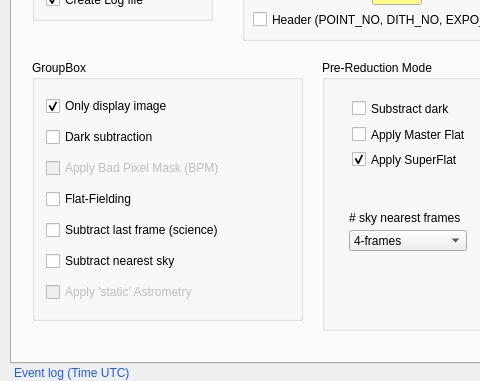
This is QL4/panicQL.ui in ppmim/PAPI as Qt 5 draws it before an edit; both pictures show x 0 to 480 and y 144 to 525 of the 961 by 729 pixel window. The edited form follows.
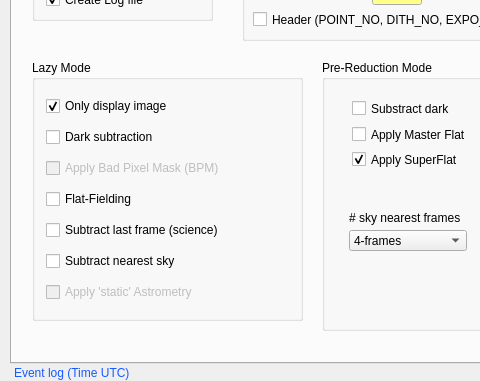
This is the edited form. The open tabs and pages were chosen to show the change. Icons and pictures are not drawn.

What changed in the file:
```diff
--- a/QL4/panicQL.ui
+++ b/QL4/panicQL.ui
@@ -1196,7 +1196,7 @@
        </rect>
       </property>
       <property name="title">
-       <string>GroupBox</string>
+       <string>Lazy Mode</string>
       </property>
       <layout class="QVBoxLayout" name="verticalLayout">
        <item>
```
